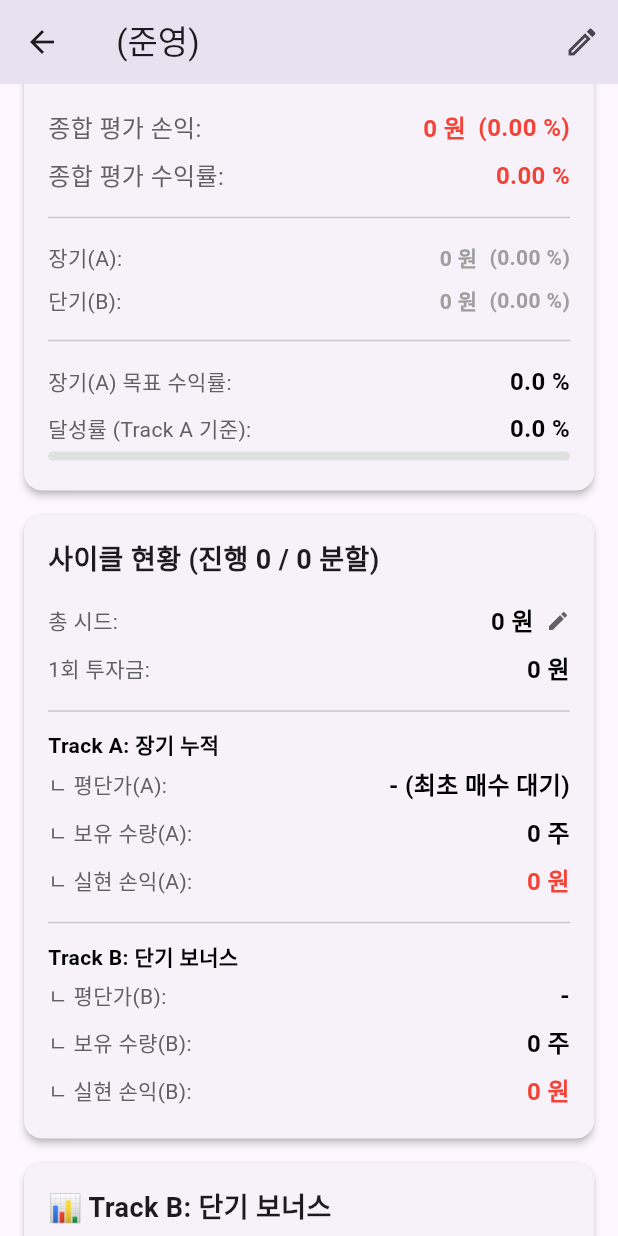
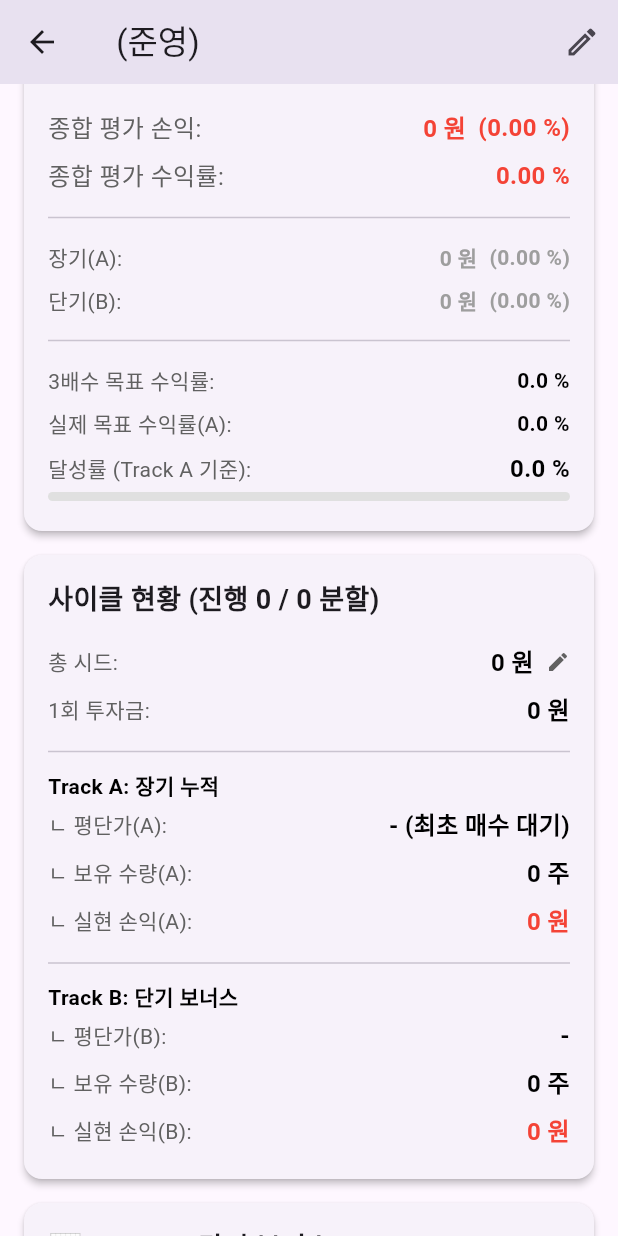
Before and after one commit to JunyeongCha/Laour_ETF, a Flutter app: the JunyeongDetailScreen screen opened directly with empty values, scrolled down 576 dp, on a phone screen of 412 x 824 dp. Run offline on Flutter 3.47's test engine with Material 3 defaults, Android fonts, the phone set to English and light mode, and no system bars; our stand-ins replace cloud_firestore, firebase_auth, firebase_core, flutter_secure_storage, shared_preferences; accounts and stored records are empty.

```diff
--- a/lib/screens/junyeong_detail_screen.dart
+++ b/lib/screens/junyeong_detail_screen.dart
@@ -650,8 +650,10 @@ class _JunyeongDetailScreenState extends State<JunyeongDetailScreen> {
         final String nickname = data['nickname'] ?? '';
         final double totalSeed = (data['totalSeed'] as num?)?.toDouble() ?? 0.0;
         final int splitCount = (data['splitCount'] as num?)?.toInt() ?? 1;
-        final double targetProfitRate =
-            (data['targetProfitRate'] as num?)?.toDouble() ?? 0.0;
+
+        // (★4단계 수정★) 3배수 목표수익률을 '읽기만' 함
+        final double targetProfitRate_3x = (data['targetProfitRate_3x'] as num?)?.toDouble() ?? 0.0;
+
         final double oneTimeInvestment =
             (splitCount == 0) ? 0 : (totalSeed / splitCount);
 
@@ -659,6 +661,9 @@ class _JunyeongDetailScreenState extends State<JunyeongDetailScreen> {
         final double kMin = (data['kMin'] as num?)?.toDouble() ?? 3.185;
         final double kMax = (data['kMax'] as num?)?.toDouble() ?? 3.185;
         final double kAvg = (data['kAvg'] as num?)?.toDouble() ?? 3.185;
+
+        // (★4단계 오류 수정★) kAvg를 선언한 '직후'에 실제 목표수익률 계산
+        final double targetProfitRate = (kAvg == 0) ? 0.0 : (targetProfitRate_3x / kAvg);
 
         // (C. 핵심 상태 변수 - 듀얼 지갑)
         // [Track A: 장기]
@@ -1002,10 +1007,18 @@ class _JunyeongDetailScreenState extends State<JunyeongDetailScreen> {
 
                   const Divider(height: 24),
                   _buildInfoRow(
-                    '장기(A) 목표 수익률:',
-                    '${targetProfitRate.toStringAsFixed(1)} %',
-                    textColor: textColor,
-                    subTextColor: subTextColor,
+                    '3배수 목표 수익률:', // (★4단계 신규★)
+                    '${targetProfitRate_3x.toStringAsFixed(1)} %',
+                    textColor: textColor,
+                    subTextColor: subTextColor,
+                    valueFontSize: 14.0, // 폰트 축소
+                  ),
+                  _buildInfoRow(
+                    '실제 목표 수익률(A):', // (★4단계 수정★)
+                    '${targetProfitRate.toStringAsFixed(1)} %', // (계산된 값 사용)
+                    textColor: textColor,
+                    subTextColor: subTextColor,
+                    valueFontSize: 14.0, // 폰트 축소
                   ),
                   Padding(
                     padding: const EdgeInsets.symmetric(vertical: 4.0),
@@ -1377,7 +1390,7 @@ class _JunyeongDetailScreenState extends State<JunyeongDetailScreen> {
                     subTextColor: subTextColor,
                   ),
                   _buildDirectiveRow(
-                    'After 지정가 $targetProfitRate%:', // (★3단계-1★) 용어 수정
+                    'After 지정가 ${targetProfitRate.toStringAsFixed(1)}%:', // (★4단계 수정★)
                     '${sellPrice2_A.toStringAsFixed(0)} 원 X ${sellQty2_A.toStringAsFixed(4)} 주',
                     valueColor: Colors.blue.shade700,
                     textColor: textColor,
```
Also changed, not shown: lib/screens/junyeong_create_screen.dart (+19 -10 lines).
